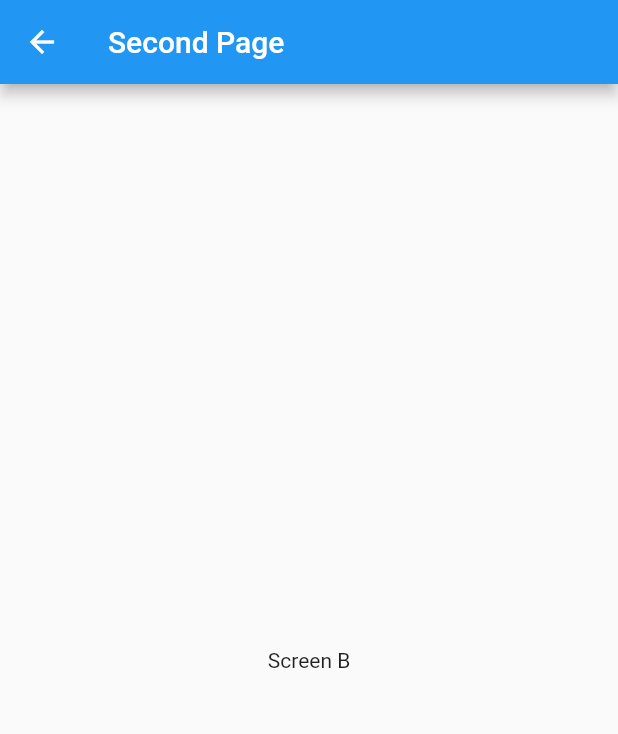
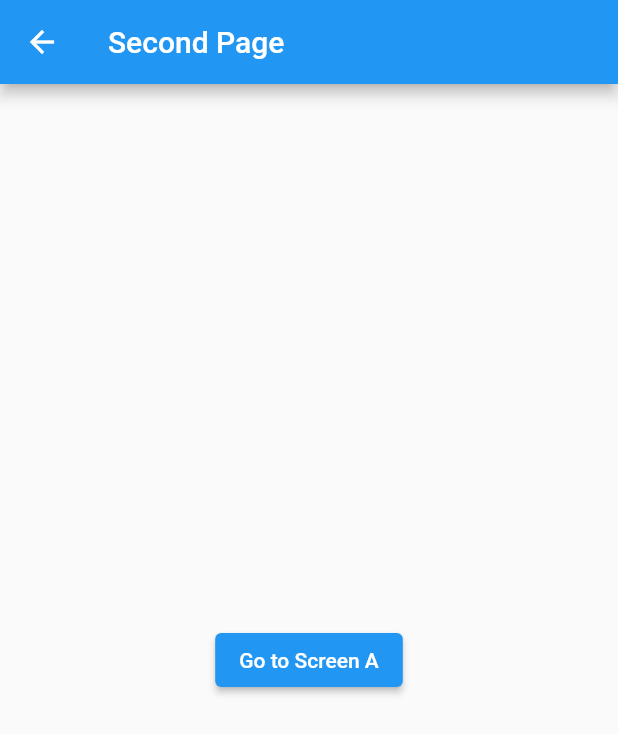
Before and after one commit to minseonkkim/flutter-study, a Flutter app: the ScreenB screen opened by its route, on a phone screen of 412 x 824 dp. Shown: the top 734 px of the screen. Run offline on Flutter 3.47's test engine with Material 2 defaults, Android fonts, the phone set to English and light mode, and no system bars; our stand-ins replace fluttertoast; missing offline and left inert: dart:ffi.

Commit message:
widget lifecycle

```diff
--- a/push_named/lib/ScreenB.dart
+++ b/push_named/lib/ScreenB.dart
@@ -1,18 +1,39 @@
 import 'package:flutter/material.dart';
 
-class ScreenB extends StatelessWidget {
+class ScreenB extends StatefulWidget {
+  @override
+  State<ScreenB> createState() => _ScreenBState();
+}
+
+class _ScreenBState extends State<ScreenB> {
+  @override
+  void initState() {
+    // TODO: implement initState
+    super.initState();
+    print('initState is called');
+  }
+
+  @override
+  void dispose() {
+    // TODO: implement dispose
+    super.dispose();
+    print('dispose is called');
+  }
+
   @override
   Widget build(BuildContext context) {
+    print('build is called');
     return Scaffold(
       appBar: AppBar(
         title: Text('Second Page'),
       ),
       body: Center(
-        child: Column(
-          mainAxisAlignment: MainAxisAlignment.center,
-          children: <Widget>[Text('Screen B')],
-        ),
-      ),
+          child: ElevatedButton(
+        child: Text('Go to Screen A'),
+        onPressed: () {
+          Navigator.pop(context);
+        },
+      )),
     );
   }
 }
--- a/push_named/lib/ScreenC.dart
+++ b/push_named/lib/ScreenC.dart
@@ -5,7 +5,7 @@ class ScreenC extends StatelessWidget {
   Widget build(BuildContext context) {
     return Scaffold(
       appBar: AppBar(
-        title: Text('First Page'),
+        title: Text('Third Page'),
       ),
       body: Center(
         child: Column(
```
Also changed, not shown: push_named/lib/main.dart (line endings or trailing spaces).
